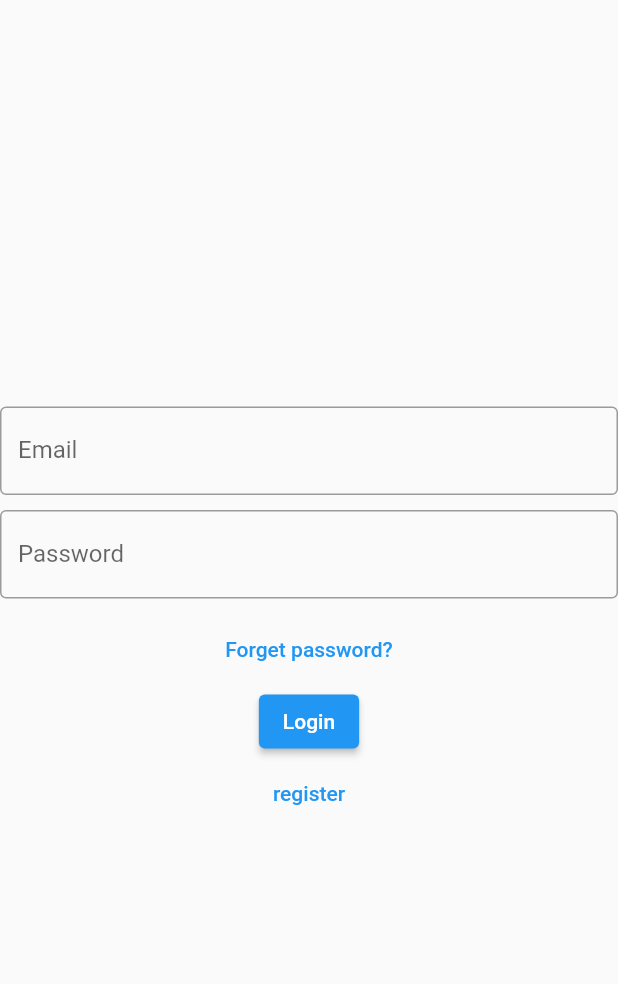
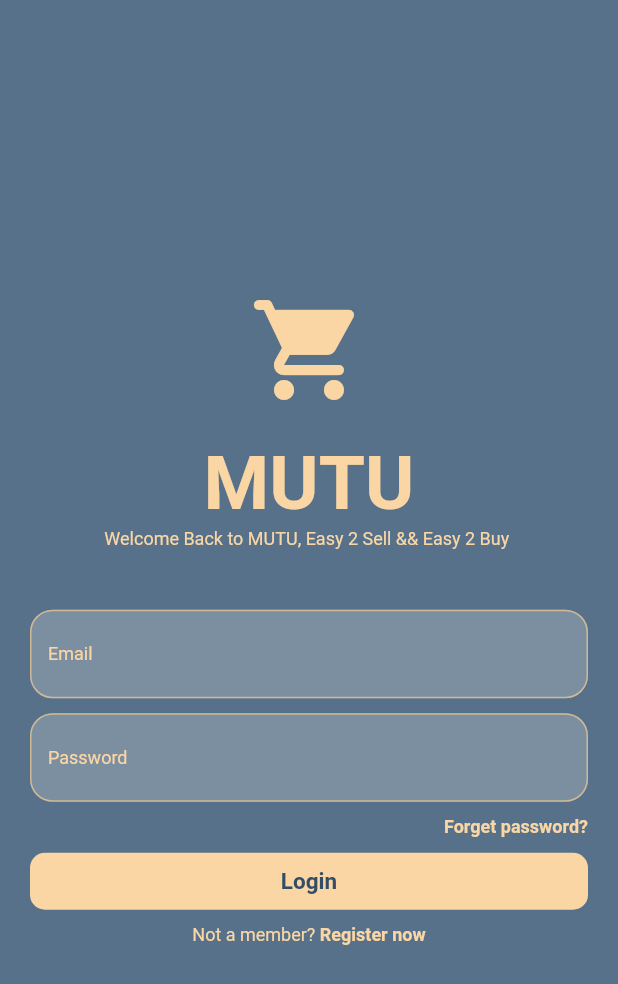
Before and after one commit to Mesww/MAD_Project, a Flutter app: the screen it shows after launch, on a phone screen of 412 x 824 dp. Shown: the top 984 px of the screen. Run offline on Flutter 3.47's test engine with Material 2 defaults, Android fonts, the phone set to English and light mode, and no system bars; our stand-ins replace cloud_firestore, firebase_auth, firebase_core, fluttertoast, form_field_validator, google_fonts; accounts and stored records are empty; Roboto replaces fonts that are missing (Andika).

Commit message:
decoration login page and add theme

```diff
--- a/lib/registerandlogin/forgetpassword.dart
+++ b/lib/registerandlogin/forgetpassword.dart
@@ -2,6 +2,7 @@
 import 'package:flutter/material.dart';
 import 'package:mutu/registerandlogin/login.dart';
 import 'package:form_field_validator/form_field_validator.dart';
+import 'package:google_fonts/google_fonts.dart';
 
 class Forgetpassword extends StatefulWidget {
   const Forgetpassword({Key? key}) : super(key: key);
@@ -70,8 +71,8 @@
                     }
                   },
                   child: Text('Reset Password')),
-              TextButton(
-                  onPressed: () {
+              GestureDetector(
+                  onTap: () {
                     Navigator.pushReplacement(context,
                         MaterialPageRoute(builder: (context) => Login()));
                   },
--- a/lib/registerandlogin/login.dart
+++ b/lib/registerandlogin/login.dart
@@ -1,5 +1,4 @@
 import 'package:flutter/material.dart';
-import 'package:cloud_firestore/cloud_firestore.dart';
 import 'package:fluttertoast/fluttertoast.dart';
 import 'package:mutu/Page/Welcome.dart';
 import 'package:mutu/registerandlogin/register.dart';
@@ -8,6 +7,7 @@
 import 'package:form_field_validator/form_field_validator.dart';
 import 'package:mutu/registerandlogin/profile.dart';
 import 'package:mutu/registerandlogin/forgetpassword.dart';
+import 'package:google_fonts/google_fonts.dart';
 
 class Login extends StatefulWidget {
   const Login({Key? key}) : super(key: key);
@@ -36,24 +36,52 @@
             );
           }
           return Scaffold(
-            body: Center(
+            body: Padding(
+              padding: const EdgeInsets.all(20.0),
+              child: Center(
                 child: Form(
                   key: formkey,
                   child: Column(
                     mainAxisAlignment: MainAxisAlignment.center,
                     children: [
+                      Icon(
+                        Icons.shopping_cart_rounded,
+                        color: Color(0xFFFAD6A5),
+                        size: 80,
+                      ),
+                      SizedBox(
+                        height: 20,
+                      ),
+                      Text('MUTU',
+                          style: Theme.of(context).textTheme.headlineLarge),
+                      Text('Welcome Back to MUTU, Easy 2 Sell && Easy 2 Buy ',
+                          style: Theme.of(context).textTheme.headlineSmall),
+                      SizedBox(
+                        height: 40,
+                      ),
                       TextFormField(
                           keyboardType: TextInputType.emailAddress,
                           onSaved: (String? email) => user.set_email(email!),
                           validator: MultiValidator([
                             EmailValidator(errorText: 'Email invalid syntax'),
                             RequiredValidator(
-                              errorText: 'Plase enter email address')
+                                errorText: 'Please enter email address')
                           ]),
                           decoration: InputDecoration(
+                              filled: true,
+                              fillColor: Color(0xFF7B8FA1),
                               border: OutlineInputBorder(),
                               labelText: 'Email',
-                        )),
+                              labelStyle:
+                                  Theme.of(context).textTheme.headlineSmall,
+                              focusedBorder: OutlineInputBorder(
+                                  borderSide:
+                                      BorderSide(color: Color(0xFFCFB997)),
+                                  borderRadius: BorderRadius.circular(10)),
+                              enabledBorder: OutlineInputBorder(
+                                  borderSide:
+                                      BorderSide(color: Color(0xFFCFB997)),
+                                  borderRadius: BorderRadius.circular(15)))),
                       SizedBox(
                         height: 10,
                       ),
@@ -62,20 +90,49 @@
                           onSaved: (String? password) =>
                               user.set_password(password!),
                           validator: RequiredValidator(
-                            errorText: 'Plase enter password '),
+                              errorText: 'Please enter password '),
                           decoration: InputDecoration(
+                              filled: true,
+                              fillColor: Color(0xFF7B8FA1),
                               border: OutlineInputBorder(),
                               labelText: 'Password',
+                              labelStyle:
+                                  Theme.of(context).textTheme.headlineSmall,
+                              focusedBorder: OutlineInputBorder(
+                                  borderSide:
+                                      BorderSide(color: Color(0xFFCFB997)),
+                                  borderRadius: BorderRadius.circular(10)),
+                              enabledBorder: OutlineInputBorder(
+                                  borderSide:
+                                      BorderSide(color: Color(0xFFCFB997)),
+                                  borderRadius: BorderRadius.circular(15)))),
+                      SizedBox(
+                        height: 10,
+                      ),
+                      GestureDetector(
+                          onTap: () {
+                            Navigator.pushReplacement(
+                                context,
+                                MaterialPageRoute(
+                                    builder: ((context) => Forgetpassword())));
+                          },
+                          child: Row(
+                            mainAxisAlignment: MainAxisAlignment.end,
+                            children: [
+                              Text(
+                                'Forget password?',
+                                style: Theme.of(context)
+                                    .textTheme
+                                    .headlineSmall!
+                                    .copyWith(fontWeight: FontWeight.bold),
+                              ),
+                            ],
                           )),
                       SizedBox(
                         height: 10,
                       ),
-                    TextButton(
-                        onPressed: () {
-                          Navigator.pushReplacement(context, MaterialPageRoute(builder: ((context) => Forgetpassword())));
-                        }, child: Text('Forget password?')),
-                    ElevatedButton(
-                        onPressed: () async {
+                      GestureDetector(
+                          onTap: () async {
                             if (formkey.currentState!.validate()) {
                               formkey.currentState!.save();
                               try {
@@ -99,16 +156,44 @@
                               }
                             }
                           },
-                        child: Text('Login')),
-                    TextButton(
-                        onPressed: () {
+                          child: Container(
+                              padding: EdgeInsets.all(10),
+                              decoration: BoxDecoration(
+                                  color: Color(0xFFFAD6A5),
+                                  borderRadius: BorderRadius.circular(10)),
+                              child: Center(
+                                  child: Text('Login',
+                                      style: Theme.of(context)
+                                          .textTheme
+                                          .headlineSmall!
+                                          .copyWith(
+                                              fontSize: 15,
+                                              color: Color(0xFF344D67),
+                                              fontWeight: FontWeight.bold))))),
+                      SizedBox(
+                        height: 10,
+                      ),
+                      Row(
+                        mainAxisAlignment: MainAxisAlignment.center,
+                        children: [
+                          Text('Not a member? ',
+                              style: Theme.of(context).textTheme.headlineSmall),
+                          GestureDetector(
+                              onTap: () {
                                 Navigator.pushReplacement(
                                     context,
                                     MaterialPageRoute(
                                         builder: (context) => Register()));
                               },
-                        child: Text('register'))
+                              child: Text('Register now',
+                                  style: Theme.of(context)
+                                      .textTheme
+                                      .headlineSmall!
+                                      .copyWith(fontWeight: FontWeight.bold))),
                         ],
+                      )
+                    ],
+                  ),
                 ),
               ),
             ),
--- a/lib/registerandlogin/register.dart
+++ b/lib/registerandlogin/register.dart
@@ -71,7 +71,7 @@
                       height: 10,
                     ),
                     TextFormField(
-                      controller: confirmpass,
+                        controller: confirmpass,
                         validator: (String? value) {
                           if (value!.isEmpty) {
                             return 'Plase enter confirm password ';
@@ -118,8 +118,8 @@
                           }
                         },
                         child: Text('Ok')),
-                    TextButton(
-                        onPressed: () {
+                    GestureDetector(
+                        onTap: () {
                           Navigator.pushReplacement(context,
                               MaterialPageRoute(builder: (context) => Login()));
                         },
```
Also changed, not shown: lib/main.dart (+24 -4 lines), pubspec.yaml (+6 -1 lines), pubspec.lock, 1 other file. Lines whose indentation alone changed are shown as unchanged.
